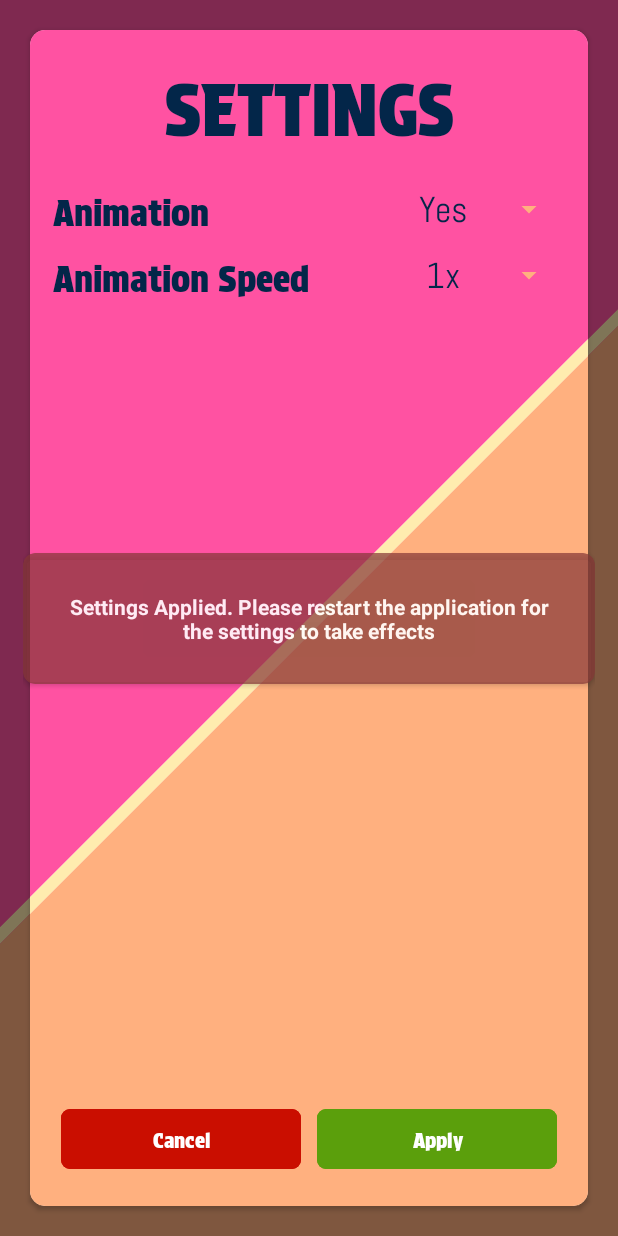
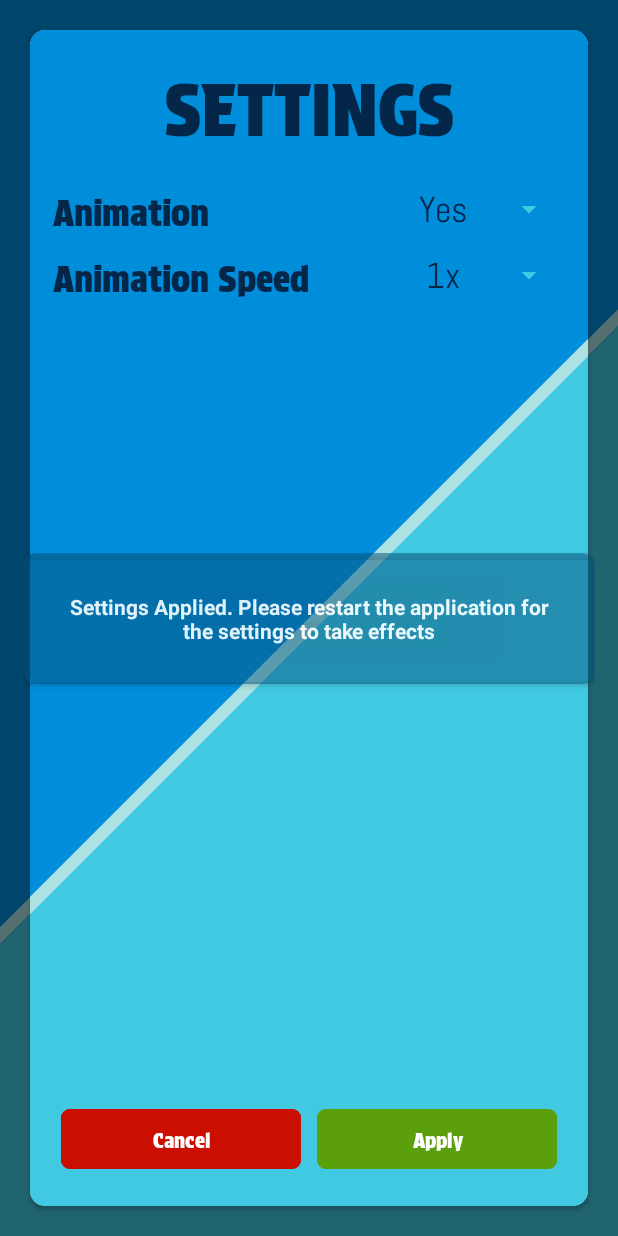
Before and after one commit to SenpaiZero/CreditSwift, an Android app: the MainActivity screen opened directly, with no data from a screen before it, after a tap on "Apply", on a phone screen of 412 x 824 dp. Run offline under Robolectric (Android 15) with nearby library versions, the light colour scheme and no system bars.

Commit message:
Fixed database issue for physical device (it was casing error) - got unnoticed because of auto capitalization of virtual device and android 14 Testing is still needed

```diff
--- a/Android System/app/src/main/java/com/example/Helper/SqliteHelper.java
+++ b/Android System/app/src/main/java/com/example/Helper/SqliteHelper.java
@@ -44,7 +44,9 @@ public class SqliteHelper extends SQLiteOpenHelper {
             "username TEXT NOT NULL);";
 
     public SqliteHelper(Context context) {
-        super(context, context.getDatabasePath(DATABASE_NAME).getPath(), null, DATABASE_VERSION);
+        super(context, context.getDatabasePath(DATABASE_NAME).getAbsolutePath(), null, DATABASE_VERSION);
+        String databasePath = context.getDatabasePath(DATABASE_NAME).getAbsolutePath();
+        Log.d("SqliteHelper", "Database path: " + databasePath);
     }
 
     @Override
--- a/Android System/app/src/main/java/com/example/Helper/userInterfaceHelper.java
+++ b/Android System/app/src/main/java/com/example/Helper/userInterfaceHelper.java
@@ -63,9 +63,13 @@ public class userInterfaceHelper {
         toastText.setText(message);
 
         customCardView.setVisibility(View.VISIBLE);
+        customCardView.bringToFront();
         customCardView.setZ(999);
-        customCardView.bringToFront();
+        customCardView.setElevation(999);
 
+        // Not sure pa if this will work (don't have testing device)
+        customCardView.requestLayout();
+        customCardView.invalidate();
 
         ObjectAnimator fadeOut = ObjectAnimator.ofFloat(customCardView, "alpha", 1f, 0f);
         if(duration == 0)
@@ -125,6 +129,7 @@ public class userInterfaceHelper {
                         StayLoginHelper stayLoginHelper = new StayLoginHelper(activity);
                         stayLoginHelper.setStayLogin(false);
 
+                        activity.finish();
                         Log.d("Logout", stayLoginHelper.getStayLogin() + "");
                         context.startActivity(new Intent(context, MainActivity.class));
                     }
--- a/Android System/app/src/main/java/com/example/taskperformance/MainActivity.java
+++ b/Android System/app/src/main/java/com/example/taskperformance/MainActivity.java
@@ -13,6 +13,7 @@ import android.content.Intent;
 import android.net.ConnectivityManager;
 import android.net.NetworkInfo;
 import android.os.Bundle;
+import android.text.InputType;
 import android.view.MotionEvent;
 import android.view.View;
 import android.view.animation.LinearInterpolator;
@@ -99,7 +100,6 @@ public class MainActivity extends AppCompatActivity {
                         .putExtra("username", stayLoginHelper.getUserPass()[0]));
             }
         }
-
     }
     void openLoginRegister(View view, ConstraintLayout layout, ImageView bg, boolean isReverse)
     {
--- a/Android System/app/src/main/res/layout/activity_lender_info.xml
+++ b/Android System/app/src/main/res/layout/activity_lender_info.xml
@@ -221,6 +221,7 @@
                     android:drawableTint="@color/darkRegister"
                     android:elegantTextHeight="false"
                     android:ems="10"
+                    android:hint="0"
                     android:inputType="number"
                     android:textColor="@color/darkRegister"
                     android:textColorHint="@color/darkRegister"
@@ -238,6 +239,7 @@
                     android:drawableTint="@color/darkRegister"
                     android:elegantTextHeight="false"
                     android:ems="10"
+                    android:hint="0"
                     android:inputType="number"
                     android:textColor="@color/darkRegister"
                     android:textColorHint="@color/darkRegister"
--- a/Android System/app/src/main/res/layout/custom_toast.xml
+++ b/Android System/app/src/main/res/layout/custom_toast.xml
@@ -13,7 +13,7 @@
         android:elevation="7dp"
         android:radius="8dp"
         android:visibility="visible"
-        app:cardBackgroundColor="#CB853737"
+        app:cardBackgroundColor="#9008547E"
         app:cardCornerRadius="8dp"
         app:layout_constraintBottom_toBottomOf="parent"
         app:layout_constraintEnd_toEndOf="parent"
--- a/Android System/app/src/main/res/layout/terms_condition_include.xml
+++ b/Android System/app/src/main/res/layout/terms_condition_include.xml
@@ -375,7 +375,7 @@
                 android:layout_marginEnd="12dp"
                 android:fontFamily="@font/bebas"
                 android:text="CLOSE"
-                android:textColor="#FB8787"
+                android:textColor="@color/lightTxt"
                 android:textSize="24sp"
                 app:layout_constraintEnd_toEndOf="parent"
                 app:layout_constraintTop_toTopOf="@+id/scrollView2" />
--- a/Android System/app/src/main/res/values/colors.xml
+++ b/Android System/app/src/main/res/values/colors.xml
@@ -3,12 +3,18 @@
     <color name="black">#FF000000</color>
     <color name="white">#FFFFFFFF</color>
 
-    <color name="lightLogin">#FF52A2</color>
+    <color name="lightLogin">#008DDA</color>
+    <color name="lightRegister">#41C9E2</color>
+    <color name="lightBackground">#ACE2E1</color>
+    <color name="lightBackground2">#ACE2E1</color>
+    <color name="lightTxt">#004E78</color>
+<!--
+<color name="lightLogin">#FF52A2</color>
     <color name="lightRegister">#FFB07F</color>
     <color name="lightBackground">#FFECAF</color>
     <color name="lightBackground2">#FD8DC0</color>
     <color name="lightTxt">#F31559</color>
-
+    -->
     <color name="darkLogin">#005C5C</color>
     <color name="darkRegister">#032649</color>
     <color name="darkBackground">#80882A</color>
```
Also changed, not shown: Android System/app/src/main/java/com/example/Helper/ProfileHelper.java (+23 -26 lines).
